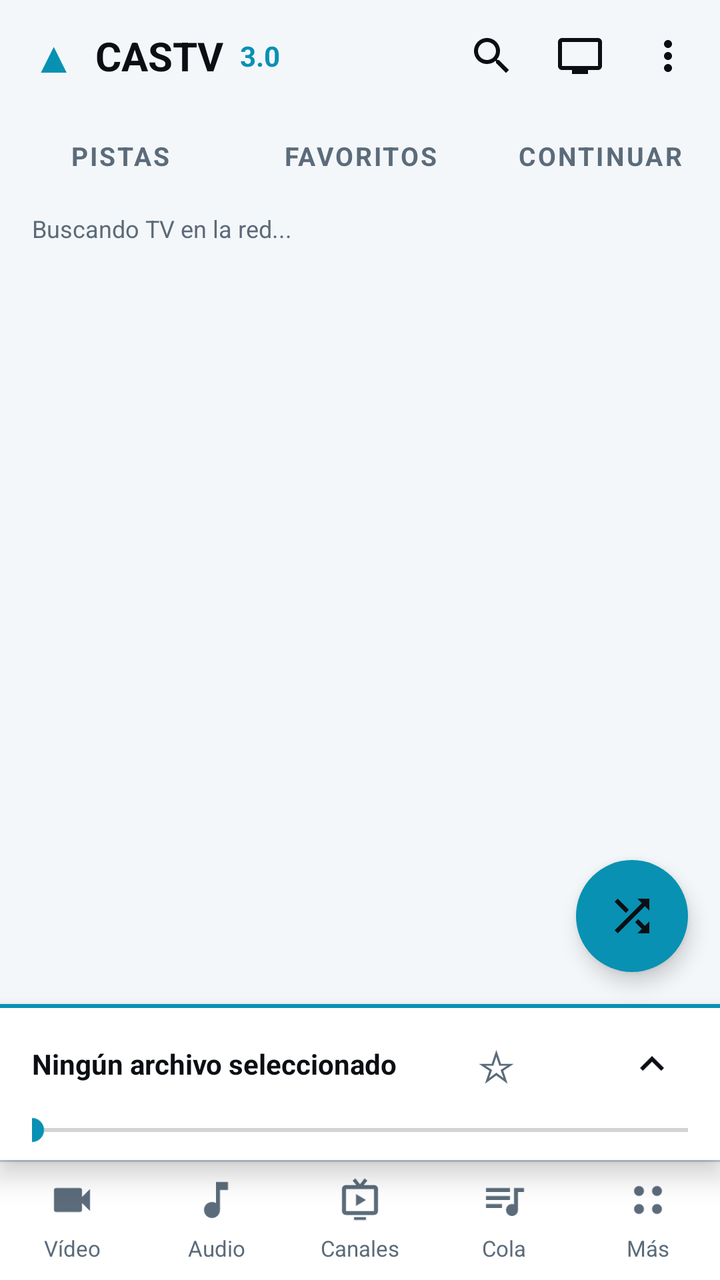
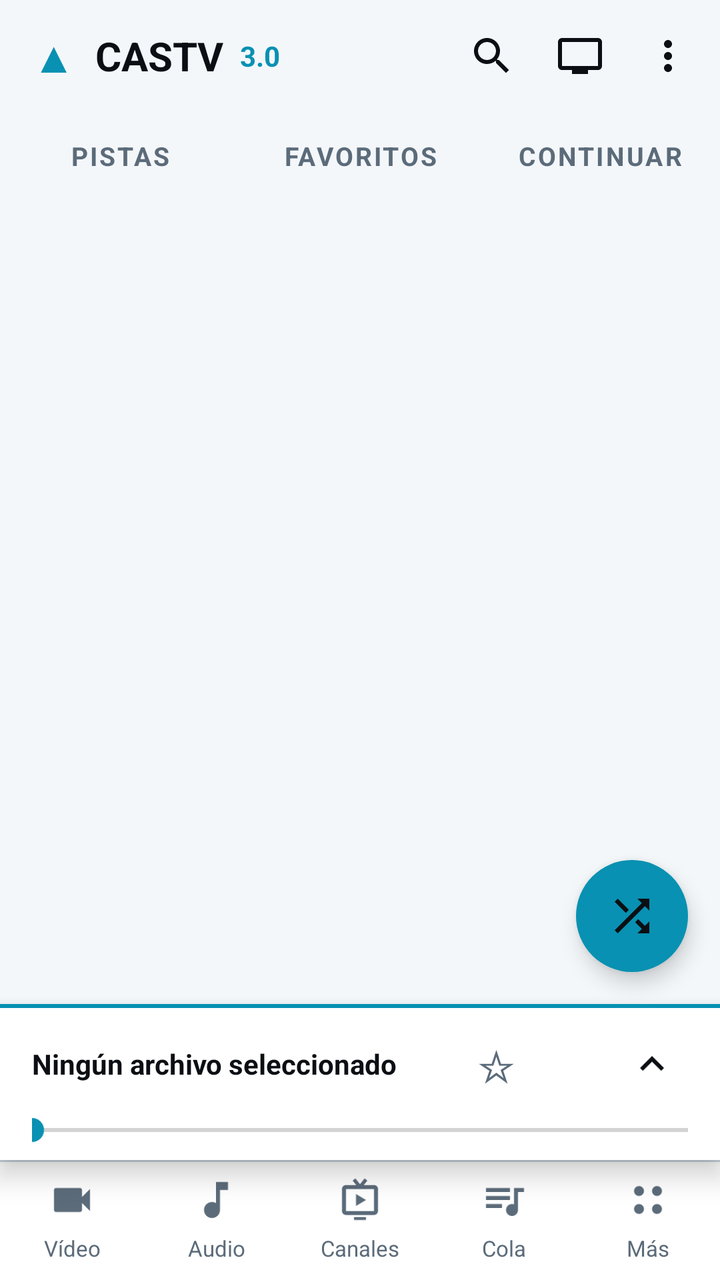

The first picture is an Android layout as it rendered before a commit; the second is the same layout after the commit. The layout source and the unified diff follow.
<!-- AndroidManifest.xml: application theme Theme.Castv -->
<!-- res/layout/activity_main.xml -->
<?xml version="1.0" encoding="utf-8"?>
<LinearLayout xmlns:android="http://schemas.android.com/apk/res/android"
    android:layout_width="match_parent"
    android:layout_height="match_parent"
    android:background="@color/vlc_bg"
    android:orientation="vertical">

    
    <LinearLayout
        android:layout_width="match_parent"
        android:layout_height="56dp"
        android:gravity="center_vertical"
        android:orientation="horizontal"
        android:paddingStart="16dp"
        android:paddingEnd="4dp">

        <TextView
            android:layout_width="wrap_content"
            android:layout_height="wrap_content"
            android:text="▲"
            android:textColor="?attr/castvAccent"
            android:textSize="22sp" />

        <TextView
            android:layout_width="wrap_content"
            android:layout_height="wrap_content"
            android:layout_marginStart="10dp"
            android:text="CASTV"
            android:textColor="@color/vlc_text"
            android:textSize="20sp"
            android:textStyle="bold" />

        <TextView
            android:layout_width="wrap_content"
            android:layout_height="wrap_content"
            android:layout_marginStart="8dp"
            android:text="3.0"
            android:textColor="?attr/castvAccent"
            android:textSize="14sp"
            android:textStyle="bold" />

        <View
            android:layout_width="0dp"
            android:layout_height="1dp"
            android:layout_weight="1" />

        <ImageButton
            android:id="@+id/btnSearch"
            android:layout_width="44dp"
            android:layout_height="44dp"
            android:background="?attr/selectableItemBackgroundBorderless"
            android:contentDescription="Buscar"
            android:padding="10dp"
            android:scaleType="fitCenter"
            android:src="@drawable/ic_search" />

        <ImageButton
            android:id="@+id/btnOutput"
            android:layout_width="44dp"
            android:layout_height="44dp"
            android:background="?attr/selectableItemBackgroundBorderless"
            android:contentDescription="Salida de música"
            android:padding="10dp"
            android:scaleType="fitCenter"
            android:src="@drawable/ic_tv" />

        <ImageButton
            android:id="@+id/btnMenu"
            android:layout_width="44dp"
            android:layout_height="44dp"
            android:background="?attr/selectableItemBackgroundBorderless"
            android:contentDescription="Más opciones"
            android:padding="10dp"
            android:scaleType="fitCenter"
            android:src="@drawable/ic_more_vert_w" />
    </LinearLayout>

    
    <LinearLayout
        android:id="@+id/searchBar"
        android:layout_width="match_parent"
        android:layout_height="wrap_content"
        android:gravity="center_vertical"
        android:orientation="horizontal"
        android:paddingStart="12dp"
        android:paddingEnd="12dp"
        android:paddingBottom="8dp"
        android:visibility="gone">

        <EditText
            android:id="@+id/etSearch"
            android:layout_width="0dp"
            android:layout_height="44dp"
            android:layout_weight="1"
            android:background="@drawable/bg_search"
            android:hint="Buscar..."
            android:imeOptions="actionSearch"
            android:importantForAutofill="no"
            android:inputType="text"
            android:maxLines="1"
            android:paddingStart="16dp"
            android:paddingEnd="16dp"
            android:singleLine="true"
            android:textColor="@color/vlc_text"
            android:textColorHint="@color/vlc_muted"
            android:textSize="14sp" />

        <TextView
            android:id="@+id/btnClearSearch"
            android:layout_width="44dp"
            android:layout_height="44dp"
            android:gravity="center"
            android:text="✕"
            android:textColor="@color/vlc_muted"
            android:textSize="16sp"
            android:visibility="gone" />
    </LinearLayout>

    
    <LinearLayout
        android:layout_width="match_parent"
        android:layout_height="44dp"
        android:orientation="horizontal">

        <TextView
            android:id="@+id/tabAll"
            android:layout_width="0dp"
            android:layout_height="match_parent"
            android:layout_weight="1"
            android:background="@drawable/tab_off"
            android:gravity="center"
            android:letterSpacing="0.08"
            android:text="PISTAS"
            android:textColor="@color/vlc_muted"
            android:textSize="13sp"
            android:textStyle="bold" />

        <TextView
            android:id="@+id/tabFavs"
            android:layout_width="0dp"
            android:layout_height="match_parent"
            android:layout_weight="1"
            android:background="@drawable/tab_off"
            android:gravity="center"
            android:letterSpacing="0.08"
            android:text="FAVORITOS"
            android:textColor="@color/vlc_muted"
            android:textSize="13sp"
            android:textStyle="bold" />

        <TextView
            android:id="@+id/tabResume"
            android:layout_width="0dp"
            android:layout_height="match_parent"
            android:layout_weight="1"
            android:background="@drawable/tab_off"
            android:gravity="center"
            android:letterSpacing="0.08"
            android:text="CONTINUAR"
            android:textColor="@color/vlc_muted"
            android:textSize="13sp"
            android:textStyle="bold" />
    </LinearLayout>

    
    <TextView
        android:id="@+id/tvFilter"
        android:layout_width="wrap_content"
        android:layout_height="32dp"
        android:layout_marginStart="12dp"
        android:layout_marginTop="6dp"
        android:background="@drawable/bg_chip"
        android:ellipsize="end"
        android:gravity="center_vertical"
        android:maxLines="1"
        android:paddingStart="14dp"
        android:paddingEnd="14dp"
        android:textColor="?attr/castvAccent"
        android:textSize="12sp"
        android:textStyle="bold"
        android:visibility="gone" />

    <TextView
        android:id="@+id/tvStatus"
        android:layout_width="match_parent"
        android:layout_height="wrap_content"
        android:ellipsize="end"
        android:maxLines="2"
        android:paddingStart="16dp"
        android:paddingTop="6dp"
        android:paddingEnd="16dp"
        android:paddingBottom="4dp"
        android:text="Buscando TV en la red..."
        android:textColor="@color/vlc_muted"
        android:textSize="12sp" />

    <FrameLayout
        android:layout_width="match_parent"
        android:layout_height="0dp"
        android:layout_weight="1">

        <ListView
            android:id="@+id/listFiles"
            android:layout_width="match_parent"
            android:layout_height="match_parent"
            android:background="@color/vlc_bg"
            android:clipToPadding="false"
            android:divider="@android:color/transparent"
            android:dividerHeight="0dp"
            android:footerDividersEnabled="false"
            android:headerDividersEnabled="false"
            android:scrollbars="none" />

        <TextView
            android:id="@+id/tvEmpty"
            android:layout_width="match_parent"
            android:layout_height="wrap_content"
            android:layout_gravity="center"
            android:gravity="center"
            android:lineSpacingExtra="4dp"
            android:padding="32dp"
            android:textColor="@color/vlc_muted"
            android:textSize="15sp"
            android:visibility="gone" />

        <ImageButton
            android:id="@+id/fabShuffle"
            android:layout_width="56dp"
            android:layout_height="56dp"
            android:layout_gravity="bottom|end"
            android:layout_margin="16dp"
            android:background="@drawable/ctrl_play"
            android:contentDescription="Mezclar y reproducir"
            android:elevation="6dp"
            android:padding="15dp"
            android:scaleType="fitCenter"
            android:src="@drawable/ic_shuffle"
            android:tint="#0B0F14" />
    </FrameLayout>

    <include layout="@layout/player_bar" />

    
    <LinearLayout
        android:layout_width="match_parent"
        android:layout_height="60dp"
        android:background="@drawable/bg_bottom_nav"
        android:orientation="horizontal">

        <TextView
            android:id="@+id/navVideo"
            android:layout_width="0dp"
            android:layout_height="match_parent"
            android:layout_weight="1"
            android:drawablePadding="2dp"
            android:drawableTint="@color/vlc_muted"
            android:drawableTop="@drawable/ic_nav_video"
            android:ellipsize="end"
            android:gravity="center"
            android:maxLines="1"
            android:paddingStart="4dp"
            android:paddingTop="8dp"
            android:paddingEnd="4dp"
            android:paddingBottom="6dp"
            android:text="Vídeo"
            android:textColor="@color/vlc_muted"
            android:textSize="11sp" />

        <TextView
            android:id="@+id/navAudio"
            android:layout_width="0dp"
            android:layout_height="match_parent"
            android:layout_weight="1"
            android:drawablePadding="2dp"
            android:drawableTint="@color/vlc_muted"
            android:drawableTop="@drawable/ic_nav_audio"
            android:ellipsize="end"
            android:gravity="center"
            android:maxLines="1"
            android:paddingStart="4dp"
            android:paddingTop="8dp"
            android:paddingEnd="4dp"
            android:paddingBottom="6dp"
            android:text="Audio"
            android:textColor="@color/vlc_muted"
            android:textSize="11sp" />

        <TextView
            android:id="@+id/navFolders"
            android:layout_width="0dp"
            android:layout_height="match_parent"
            android:layout_weight="1"
            android:drawablePadding="2dp"
            android:drawableTint="@color/vlc_muted"
            android:drawableTop="@drawable/ic_nav_channels"
            android:ellipsize="end"
            android:gravity="center"
            android:maxLines="1"
            android:paddingStart="4dp"
            android:paddingTop="8dp"
            android:paddingEnd="4dp"
            android:paddingBottom="6dp"
            android:text="Canales"
            android:textColor="@color/vlc_muted"
            android:textSize="11sp" />

        <TextView
            android:id="@+id/navQueue"
            android:layout_width="0dp"
            android:layout_height="match_parent"
            android:layout_weight="1"
            android:drawablePadding="2dp"
            android:drawableTint="@color/vlc_muted"
            android:drawableTop="@drawable/ic_nav_queue"
            android:ellipsize="end"
            android:gravity="center"
            android:maxLines="1"
            android:paddingStart="4dp"
            android:paddingTop="8dp"
            android:paddingEnd="4dp"
            android:paddingBottom="6dp"
            android:text="Cola"
            android:textColor="@color/vlc_muted"
            android:textSize="11sp" />

        <TextView
            android:id="@+id/navMore"
            android:layout_width="0dp"
            android:layout_height="match_parent"
            android:layout_weight="1"
            android:drawablePadding="2dp"
            android:drawableTint="@color/vlc_muted"
            android:drawableTop="@drawable/ic_nav_more"
            android:ellipsize="end"
            android:gravity="center"
            android:maxLines="1"
            android:paddingStart="4dp"
            android:paddingTop="8dp"
            android:paddingEnd="4dp"
            android:paddingBottom="6dp"
            android:text="Más"
            android:textColor="@color/vlc_muted"
            android:textSize="11sp" />
    </LinearLayout>
</LinearLayout>
<!-- res/layout/player_bar.xml (included above) -->
<?xml version="1.0" encoding="utf-8"?>
<LinearLayout xmlns:android="http://schemas.android.com/apk/res/android"
    android:layout_width="match_parent"
    android:layout_height="wrap_content"
    android:background="@drawable/bg_mini_player"
    android:elevation="8dp"
    android:orientation="vertical"
    android:paddingStart="16dp"
    android:paddingTop="10dp"
    android:paddingEnd="16dp"
    android:paddingBottom="6dp">

    <LinearLayout
        android:layout_width="match_parent"
        android:layout_height="wrap_content"
        android:gravity="center_vertical"
        android:orientation="horizontal">

        <FrameLayout
            android:id="@+id/nowThumbBox"
            android:layout_width="56dp"
            android:layout_height="42dp"
            android:layout_marginEnd="10dp"
            android:background="@drawable/bg_thumb"
            android:clipToOutline="true"
            android:visibility="gone">

            <ImageView
                android:id="@+id/nowIcon"
                android:layout_width="match_parent"
                android:layout_height="match_parent"
                android:contentDescription="@null"
                android:padding="10dp"
                android:scaleType="fitCenter"
                android:src="@drawable/ic_nav_audio"
                android:tint="@color/vlc_muted" />

            <ImageView
                android:id="@+id/nowThumb"
                android:layout_width="match_parent"
                android:layout_height="match_parent"
                android:contentDescription="@null"
                android:scaleType="centerCrop"
                android:visibility="gone" />
        </FrameLayout>

        <TextView
            android:id="@+id/tvNowPlaying"
            android:layout_width="0dp"
            android:layout_height="wrap_content"
            android:layout_weight="1"
            android:ellipsize="end"
            android:maxLines="2"
            android:text="Ningún archivo seleccionado"
            android:textColor="@color/vlc_text"
            android:textSize="14sp"
            android:textStyle="bold" />

        <androidx.appcompat.widget.AppCompatButton
            android:id="@+id/btnNowFav"
            android:layout_width="40dp"
            android:layout_height="40dp"
            android:background="?attr/selectableItemBackgroundBorderless"
            android:minWidth="0dp"
            android:padding="0dp"
            android:text="☆"
            android:textColor="@color/vlc_muted"
            android:textSize="22sp" />

        <ImageButton
            android:id="@+id/btnQuick"
            android:layout_width="40dp"
            android:layout_height="40dp"
            android:background="?attr/selectableItemBackgroundBorderless"
            android:contentDescription="Reproducir o pausar"
            android:padding="8dp"
            android:scaleType="fitCenter"
            android:src="@drawable/ic_play_w" />

        <ImageButton
            android:id="@+id/btnExpand"
            android:layout_width="36dp"
            android:layout_height="40dp"
            android:background="?attr/selectableItemBackgroundBorderless"
            android:contentDescription="Mostrar controles"
            android:padding="6dp"
            android:scaleType="fitCenter"
            android:src="@drawable/ic_expand" />
    </LinearLayout>

    <SeekBar
        android:id="@+id/seekBar"
        android:layout_width="match_parent"
        android:layout_height="wrap_content"
        android:layout_marginTop="4dp"
        android:enabled="false"
        android:max="100"
        android:paddingStart="0dp"
        android:paddingEnd="0dp"
        android:progressBackgroundTint="#555555"
        android:progressTint="?attr/castvAccent"
        android:thumbTint="?attr/castvAccent" />

    <LinearLayout
        android:id="@+id/playerExpanded"
        android:layout_width="match_parent"
        android:layout_height="wrap_content"
        android:orientation="vertical"
        android:visibility="gone">

    
    <ImageView
        android:id="@+id/nowBigArt"
        android:layout_width="match_parent"
        android:layout_height="190dp"
        android:layout_marginBottom="8dp"
        android:background="@drawable/bg_thumb"
        android:clipToOutline="true"
        android:contentDescription="@null"
        android:scaleType="fitCenter"
        android:visibility="gone" />

    <RelativeLayout
        android:layout_width="match_parent"
        android:layout_height="wrap_content">

        <TextView
            android:id="@+id/tvElapsed"
            android:layout_width="wrap_content"
            android:layout_height="wrap_content"
            android:layout_alignParentStart="true"
            android:text="0:00"
            android:textColor="@color/vlc_muted"
            android:textSize="12sp" />

        <TextView
            android:id="@+id/tvDuration"
            android:layout_width="wrap_content"
            android:layout_height="wrap_content"
            android:layout_alignParentEnd="true"
            android:text="--:--"
            android:textColor="@color/vlc_muted"
            android:textSize="12sp" />
    </RelativeLayout>

    <LinearLayout
        android:layout_width="match_parent"
        android:layout_height="wrap_content"
        android:gravity="center_vertical"
        android:orientation="horizontal">

        <androidx.appcompat.widget.AppCompatButton
            android:id="@+id/btnBack10"
            android:layout_width="56dp"
            android:layout_height="40dp"
            android:background="?attr/selectableItemBackgroundBorderless"
            android:minWidth="0dp"
            android:padding="0dp"
            android:text="−10"
            android:textAllCaps="false"
            android:textColor="@color/vlc_text"
            android:textSize="13sp"
            android:textStyle="bold" />

        <ImageButton
            android:id="@+id/btnMute"
            android:layout_width="40dp"
            android:layout_height="40dp"
            android:background="?attr/selectableItemBackgroundBorderless"
            android:contentDescription="Silencio"
            android:padding="8dp"
            android:scaleType="fitCenter"
            android:src="@drawable/ic_vol_on" />

        <SeekBar
            android:id="@+id/volSeek"
            android:layout_width="0dp"
            android:layout_height="wrap_content"
            android:layout_weight="1"
            android:max="100"
            android:progressBackgroundTint="#555555"
            android:progressTint="?attr/castvAccent"
            android:thumbTint="?attr/castvAccent" />

        <androidx.appcompat.widget.AppCompatButton
            android:id="@+id/btnFwd10"
            android:layout_width="56dp"
            android:layout_height="40dp"
            android:background="?attr/selectableItemBackgroundBorderless"
            android:minWidth="0dp"
            android:padding="0dp"
            android:text="+10"
            android:textAllCaps="false"
            android:textColor="@color/vlc_text"
            android:textSize="13sp"
            android:textStyle="bold" />
    </LinearLayout>

    <LinearLayout
        android:layout_width="match_parent"
        android:layout_height="wrap_content"
        android:gravity="center_vertical"
        android:orientation="horizontal">

        <ImageButton
            android:id="@+id/btnShuffle"
            android:layout_width="0dp"
            android:layout_height="44dp"
            android:layout_weight="1"
            android:background="?attr/selectableItemBackgroundBorderless"
            android:contentDescription="Mezclar"
            android:padding="11dp"
            android:scaleType="fitCenter"
            android:src="@drawable/ic_shuffle" />

        <ImageButton
            android:id="@+id/btnPrev"
            android:layout_width="0dp"
            android:layout_height="44dp"
            android:layout_weight="1"
            android:background="?attr/selectableItemBackgroundBorderless"
            android:contentDescription="Anterior"
            android:padding="11dp"
            android:scaleType="fitCenter"
            android:src="@drawable/ic_prev" />


        <ImageButton
            android:id="@+id/btnPlay"
            android:layout_width="52dp"
            android:layout_height="52dp"
            android:background="@drawable/ctrl_play"
            android:contentDescription="Reproducir"
            android:padding="13dp"
            android:scaleType="fitCenter"
            android:src="@drawable/ic_play" />

        <ImageButton
            android:id="@+id/btnStop"
            android:layout_width="0dp"
            android:layout_height="44dp"
            android:layout_weight="1"
            android:background="?attr/selectableItemBackgroundBorderless"
            android:contentDescription="Detener"
            android:padding="11dp"
            android:scaleType="fitCenter"
            android:src="@drawable/ic_stop" />

        <ImageButton
            android:id="@+id/btnNext"
            android:layout_width="0dp"
            android:layout_height="44dp"
            android:layout_weight="1"
            android:background="?attr/selectableItemBackgroundBorderless"
            android:contentDescription="Siguiente"
            android:padding="11dp"
            android:scaleType="fitCenter"
            android:src="@drawable/ic_next" />

        <ImageButton
            android:id="@+id/btnAuto"
            android:layout_width="0dp"
            android:layout_height="44dp"
            android:layout_weight="1"
            android:background="@drawable/ctrl_off"
            android:contentDescription="Auto-avance"
            android:padding="11dp"
            android:scaleType="fitCenter"
            android:src="@drawable/ic_repeat" />
    </LinearLayout>
    </LinearLayout>
</LinearLayout>
<!-- resources referenced by this layout -->
<resources>
  <color name="vlc_bg">#F4F7FA</color>
  <color name="vlc_muted">#5B6B7A</color>
  <color name="vlc_text">#0B0F14</color>
  <!-- drawable bg_chip (drawable) -->
  <?xml version="1.0" encoding="utf-8"?>
  <shape xmlns:android="http://schemas.android.com/apk/res/android">
      <solid android:color="@color/vlc_surface2"/>
      <stroke android:width="1dp" android:color="@color/vlc_stroke"/>
      <corners android:radius="18dp"/>
  </shape>
  <!-- drawable bg_search (drawable) -->
  <?xml version="1.0" encoding="utf-8"?>
  <shape xmlns:android="http://schemas.android.com/apk/res/android">
      <solid android:color="@color/vlc_surface2"/>
      <corners android:radius="22dp"/>
  </shape>
  <!-- drawable bg_thumb (drawable) -->
  <?xml version="1.0" encoding="utf-8"?>
  <shape xmlns:android="http://schemas.android.com/apk/res/android">
      <solid android:color="@color/vlc_surface2"/>
      <corners android:radius="10dp"/>
  </shape>
  <!-- drawable ctrl_off (drawable) -->
  <?xml version="1.0" encoding="utf-8"?>
  <shape xmlns:android="http://schemas.android.com/apk/res/android">
      <solid android:color="@android:color/transparent"/>
  </shape>
  <!-- drawable ctrl_play (drawable) -->
  <?xml version="1.0" encoding="utf-8"?>
  <shape xmlns:android="http://schemas.android.com/apk/res/android" android:shape="oval">
      <solid android:color="?attr/castvAccent"/>
  </shape>
  <!-- drawable ic_next (drawable) -->
  <?xml version="1.0" encoding="utf-8"?>
  <vector xmlns:android="http://schemas.android.com/apk/res/android"
      android:width="24dp"
      android:height="24dp"
      android:viewportWidth="24"
      android:viewportHeight="24">
      <path
          android:fillColor="@color/vlc_text"
          android:pathData="M6,18l8.5,-6L6,6v12zM16,6v12h2V6h-2z" />
  </vector>
  <!-- drawable ic_play (drawable) -->
  <?xml version="1.0" encoding="utf-8"?>
  <vector xmlns:android="http://schemas.android.com/apk/res/android"
      android:width="24dp"
      android:height="24dp"
      android:viewportWidth="24"
      android:viewportHeight="24">
      <path
          android:fillColor="#0B0F14"
          android:pathData="M8,5v14l11,-7z" />
  </vector>
  <!-- drawable ic_play_w (drawable) -->
  <?xml version="1.0" encoding="utf-8"?>
  <vector xmlns:android="http://schemas.android.com/apk/res/android"
      android:width="24dp"
      android:height="24dp"
      android:viewportWidth="24"
      android:viewportHeight="24">
      <path
          android:fillColor="#FFFFFF"
          android:pathData="M8,5v14l11,-7z" />
  </vector>
  <!-- drawable ic_prev (drawable) -->
  <?xml version="1.0" encoding="utf-8"?>
  <vector xmlns:android="http://schemas.android.com/apk/res/android"
      android:width="24dp"
      android:height="24dp"
      android:viewportWidth="24"
      android:viewportHeight="24">
      <path
          android:fillColor="@color/vlc_text"
          android:pathData="M6,6h2v12H6zm3.5,6l8.5,6V6z" />
  </vector>
  <!-- drawable ic_stop (drawable) -->
  <?xml version="1.0" encoding="utf-8"?>
  <vector xmlns:android="http://schemas.android.com/apk/res/android"
      android:width="24dp"
      android:height="24dp"
      android:viewportWidth="24"
      android:viewportHeight="24">
      <path
          android:fillColor="@color/vlc_text"
          android:pathData="M6,6h12v12H6z" />
  </vector>
  <!-- drawable tab_off (drawable) -->
  <?xml version="1.0" encoding="utf-8"?>
  <shape xmlns:android="http://schemas.android.com/apk/res/android">
      <solid android:color="@android:color/transparent"/>
  </shape>
  <color name="vlc_nav">#CBD5E1</color>
  <color name="vlc_surface">#FFFFFF</color>
  <color name="vlc_surface2">#E6ECF2</color>
  <color name="vlc_stroke">#CBD5E1</color>
  <color name="accent_cyan">#0891B2</color>
  <color name="accent_cyan_soft">#330891B2</color>
  <color name="accent_cyan_bg">#D9F3F8</color>
  <!-- unchanged entries left out for length: 17 -->
</resources>

<!-- the commit's change to res/layout/activity_main.xml (unified diff, before → after) -->
@@ -192,7 +192,8 @@
         android:paddingBottom="4dp"
         android:text="Buscando TV en la red..."
         android:textColor="@color/vlc_muted"
-        android:textSize="12sp" />
+        android:textSize="12sp"
+        android:visibility="gone" />
 
     <FrameLayout
         android:layout_width="match_parent"
